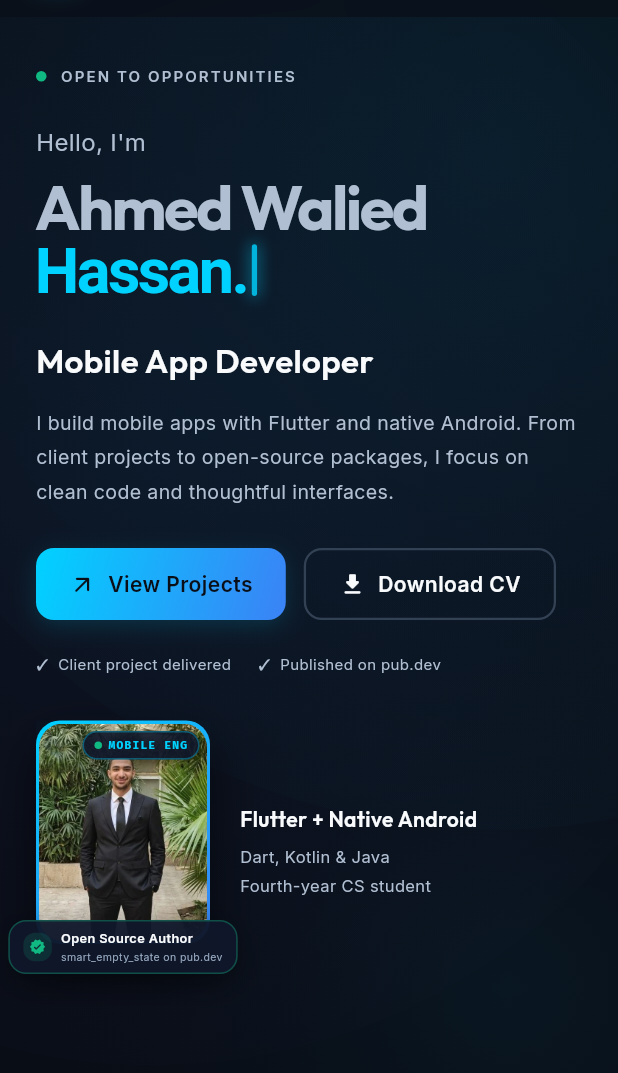
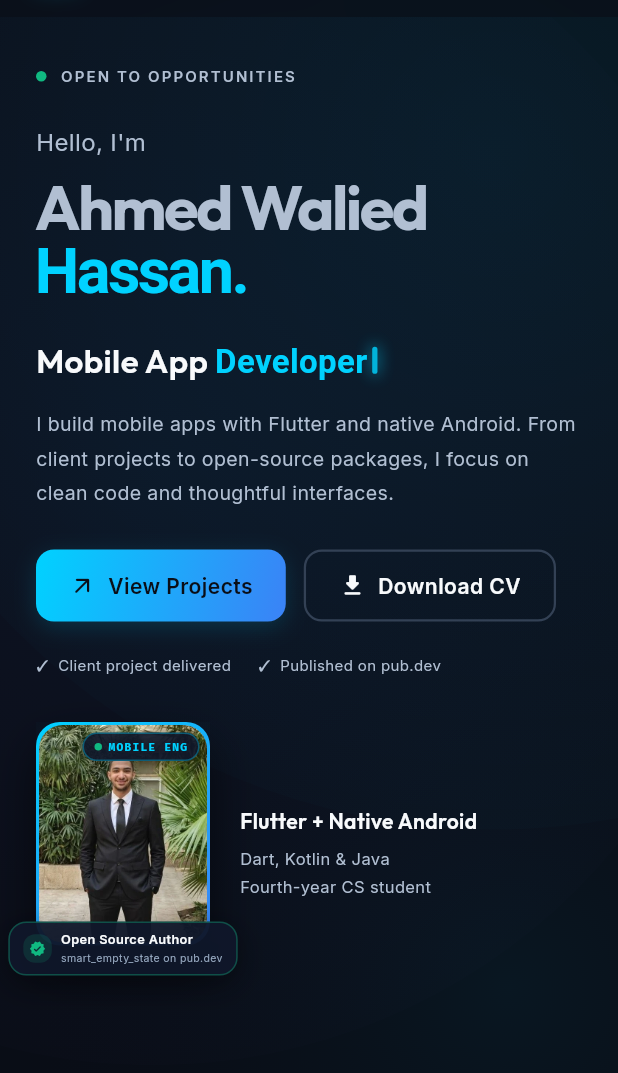
Before and after one commit to AhmedWalied26/My_Portfolio, a Flutter app: the screen it shows after launch, on a phone screen of 412 x 824 dp, the part 91-1164 px from its top. Run offline on Flutter 3.47's test engine with Material 3 defaults, Android fonts, the phone set to English and light mode, and no system bars; our stand-ins replace google_fonts; missing offline and left inert: dart:html.

Commit message:
Animate track title in hero, keep name static

```diff
--- a/lib/presentation/sections/hero/hero_section.dart
+++ b/lib/presentation/sections/hero/hero_section.dart
@@ -51,10 +51,16 @@ class HeroSection extends StatelessWidget {
           ),
         ),
         const SizedBox(height: 9),
-        TypingNameText(
-          text: 'Ahmed Walied\nHassan.',
-          suffix: 'Hassan.',
-          suffixColor: AppColors.primary,
+        Text.rich(
+          TextSpan(
+            children: [
+              const TextSpan(text: 'Ahmed Walied\n'),
+              TextSpan(
+                text: 'Hassan.',
+                style: TextStyle(color: AppColors.primary),
+              ),
+            ],
+          ),
           style: GoogleFonts.outfit(
             fontSize: wide ? 64 : 42,
             fontWeight: FontWeight.w700,
@@ -63,8 +69,10 @@ class HeroSection extends StatelessWidget {
           ),
         ),
         const SizedBox(height: 20),
-        Text(
-          AppStrings.title,
+        TypingNameText(
+          text: AppStrings.title,
+          suffix: 'Developer',
+          suffixColor: AppColors.primary,
           style: GoogleFonts.outfit(
             fontSize: wide ? 26 : 22,
             fontWeight: FontWeight.w600,
```
